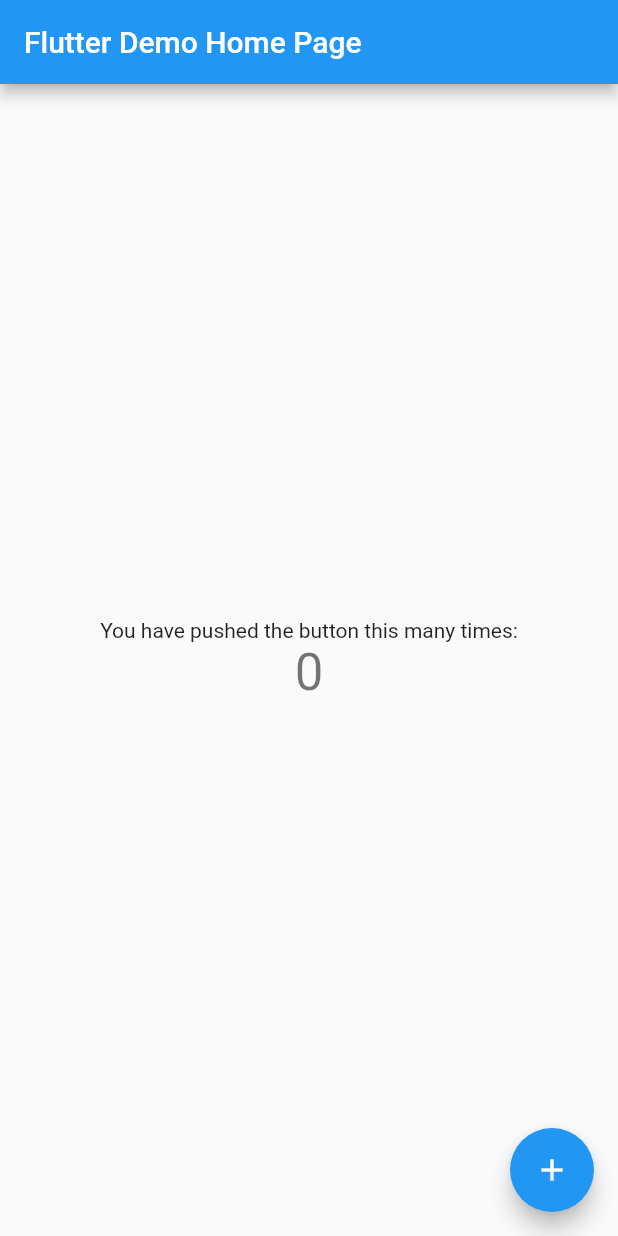
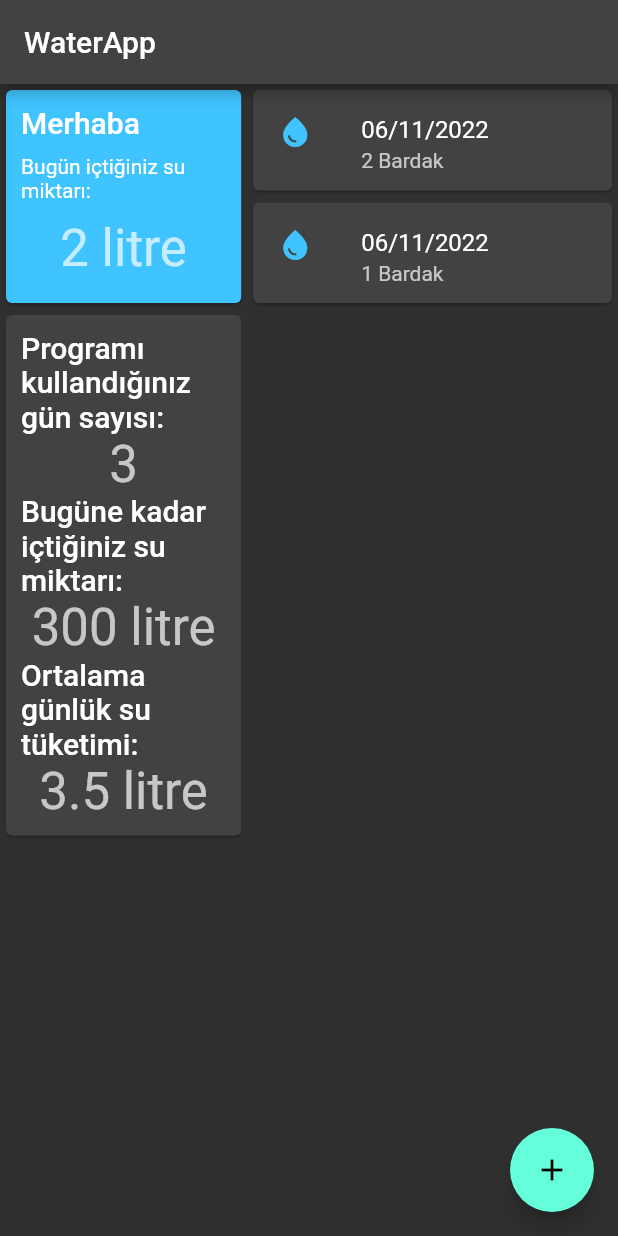
Before and after one commit to huseyinnarli/waterapp, a Flutter app: the screen it shows after launch, on a phone screen of 412 x 824 dp. Run offline on Flutter 3.47's test engine with Material 2 defaults, Android fonts, the phone set to English and light mode, and no system bars.

Commit message:
Screen and model created.

```diff
--- a/lib/main.dart
+++ b/lib/main.dart
@@ -1,4 +1,5 @@
 import 'package:flutter/material.dart';
+import 'package:waterapp/screens/home.dart';
 
 void main() {
   runApp(const MyApp());
@@ -7,109 +8,13 @@
 class MyApp extends StatelessWidget {
   const MyApp({super.key});
 
-  // This widget is the root of your application.
+
   @override
   Widget build(BuildContext context) {
     return MaterialApp(
-      title: 'Flutter Demo',
-      theme: ThemeData(
-        // This is the theme of your application.
-        //
-        // Try running your application with "flutter run". You'll see the
-        // application has a blue toolbar. Then, without quitting the app, try
-        // changing the primarySwatch below to Colors.green and then invoke
-        // "hot reload" (press "r" in the console where you ran "flutter run",
-        // or simply save your changes to "hot reload" in a Flutter IDE).
-        // Notice that the counter didn't reset back to zero; the application
-        // is not restarted.
-        primarySwatch: Colors.blue,
-      ),
-      home: const MyHomePage(title: 'Flutter Demo Home Page'),
+      title: 'WaterApp',
+      theme: ThemeData.dark(),
+      home: const HomePage(),
     );
   }
 }
-
-class MyHomePage extends StatefulWidget {
-  const MyHomePage({super.key, required this.title});
-
-  // This widget is the home page of your application. It is stateful, meaning
-  // that it has a State object (defined below) that contains fields that affect
-  // how it looks.
-
-  // This class is the configuration for the state. It holds the values (in this
-  // case the title) provided by the parent (in this case the App widget) and
-  // used by the build method of the State. Fields in a Widget subclass are
-  // always marked "final".
-
-  final String title;
-
-  @override
-  State<MyHomePage> createState() => _MyHomePageState();
-}
-
-class _MyHomePageState extends State<MyHomePage> {
-  int _counter = 0;
-
-  void _incrementCounter() {
-    setState(() {
-      // This call to setState tells the Flutter framework that something has
-      // changed in this State, which causes it to rerun the build method below
-      // so that the display can reflect the updated values. If we changed
-      // _counter without calling setState(), then the build method would not be
-      // called again, and so nothing would appear to happen.
-      _counter++;
-    });
-  }
-
-  @override
-  Widget build(BuildContext context) {
-    // This method is rerun every time setState is called, for instance as done
-    // by the _incrementCounter method above.
-    //
-    // The Flutter framework has been optimized to make rerunning build methods
-    // fast, so that you can just rebuild anything that needs updating rather
-    // than having to individually change instances of widgets.
-    return Scaffold(
-      appBar: AppBar(
-        // Here we take the value from the MyHomePage object that was created by
-        // the App.build method, and use it to set our appbar title.
-        title: Text(widget.title),
-      ),
-      body: Center(
-        // Center is a layout widget. It takes a single child and positions it
-        // in the middle of the parent.
-        child: Column(
-          // Column is also a layout widget. It takes a list of children and
-          // arranges them vertically. By default, it sizes itself to fit its
-          // children horizontally, and tries to be as tall as its parent.
-          //
-          // Invoke "debug painting" (press "p" in the console, choose the
-          // "Toggle Debug Paint" action from the Flutter Inspector in Android
-          // Studio, or the "Toggle Debug Paint" command in Visual Studio Code)
-          // to see the wireframe for each widget.
-          //
-          // Column has various properties to control how it sizes itself and
-          // how it positions its children. Here we use mainAxisAlignment to
-          // center the children vertically; the main axis here is the vertical
-          // axis because Columns are vertical (the cross axis would be
-          // horizontal).
-          mainAxisAlignment: MainAxisAlignment.center,
-          children: <Widget>[
-            const Text(
-              'You have pushed the button this many times:',
-            ),
-            Text(
-              '$_counter',
-              style: Theme.of(context).textTheme.headline4,
-            ),
-          ],
-        ),
-      ),
-      floatingActionButton: FloatingActionButton(
-        onPressed: _incrementCounter,
-        tooltip: 'Increment',
-        child: const Icon(Icons.add),
-      ), // This trailing comma makes auto-formatting nicer for build methods.
-    );
-  }
-}
--- /dev/null
+++ b/lib/model/model.dart
@@ -0,0 +1,25 @@
+class WModel {
+  final String wdate;
+  final String wtype;
+  final int wnum;
+  WModel({
+    required this.wdate,
+    required this.wtype,
+    required this.wnum,
+  });
+}
+
+class WItems {
+  late final List<WModel> items;
+
+  WItems() {
+    items = [
+      WModel(wdate: '06/11/2022', wtype: 'Bardak', wnum: 2),
+      WModel(wdate: '06/11/2022', wtype: 'Bardak', wnum: 1),
+    ];
+  }
+
+  void addItem(String date1, String type1, int num1) {
+    items.add(WModel(wdate: date1, wtype: type1, wnum: num1));
+  }
+}
--- /dev/null
+++ b/lib/screens/home.dart
@@ -0,0 +1,173 @@
+import 'package:flutter/material.dart';
+import 'package:waterapp/model/model.dart';
+
+class HomePage extends StatefulWidget {
+  const HomePage({super.key});
+
+  @override
+  State<HomePage> createState() => _HomePageState();
+}
+
+class _HomePageState extends State<HomePage> {
+  final String title = 'WaterApp';
+  final String cardHello = 'Merhaba';
+  final String cardDaily = 'Bugün içtiğiniz su miktarı: ';
+  final String cardDailyW = '2 litre';
+  final String startUseAppT = 'Programı kullandığınız gün sayısı: ';
+  final String startUseAppD = '3';
+  final String totalTitle = 'Bugüne kadar içtiğiniz su miktarı: ';
+  final String totalW = '300 litre';
+  final String averageTitle = 'Ortalama günlük su tüketimi: ';
+  final String averageW = '3.5 litre';
+  late final List<WModel> _item;
+
+  @override
+  void initState() {
+    super.initState();
+    _item = WItems().items;
+  }
+
+  @override
+  Widget build(BuildContext context) {
+    return Scaffold(
+      appBar: AppBar(
+        title: Text(title),
+      ),
+      body: Row(
+        crossAxisAlignment: CrossAxisAlignment.start,
+        children: [
+          Expanded(
+              flex: 2,
+              child: Column(
+                children: [
+                  SizedBox(
+                    height: ProjectShape().mainCardHeight,
+                    child: Card(
+                      color: ProjectShape().cardColor,
+                      child: Padding(
+                        padding: ProjectShape().cardPadding,
+                        child: Column(
+                          crossAxisAlignment: CrossAxisAlignment.start,
+                          children: [
+                            _TextH6(atext: cardHello),
+                            Padding(
+                              padding: ProjectShape().cardPaddingV,
+                              child: Text(cardDaily),
+                            ),
+                            Center(child: _TextH4(btext: cardDailyW))
+                          ],
+                        ),
+                      ),
+                    ),
+                  ),
+                  SizedBox(
+                      height: ProjectShape().infoCardHeight,
+                      child: Card(
+                        child: Padding(
+                          padding: ProjectShape().cardPadding,
+                          child: Column(
+                            children: [
+                              _TextH6(atext: startUseAppT),
+                              _TextH4(btext: startUseAppD),
+                              _TextH6(atext: totalTitle),
+                              _TextH4(btext: totalW),
+                              _TextH6(atext: averageTitle),
+                              _TextH4(btext: averageW),
+                            ],
+                          ),
+                        ),
+                      ))
+                ],
+              )),
+          Expanded(
+            flex: 3,
+            child: ListView.builder(
+              itemCount: _item.length,
+              itemBuilder: (context, index) {
+                return _Card(item1: _item[index]);
+              },
+            ),
+          )
+        ],
+      ),
+      floatingActionButton: FloatingActionButton(
+        onPressed: () {},
+        child: const Icon(Icons.add),
+      ),
+    );
+  }
+}
+
+class _Card extends StatelessWidget {
+  const _Card({
+    Key? key,
+    required WModel item1,
+  })  : _item1 = item1,
+        super(key: key);
+
+  final WModel _item1;
+
+  @override
+  Widget build(BuildContext context) {
+    return SizedBox(
+      height: ProjectShape().listCardHeight,
+      child: Card(
+          child: ListTile(
+        leading: const Icon(
+          Icons.water_drop,
+          color: Colors.lightBlueAccent,
+        ),
+        title: Text(_item1.wdate),
+        subtitle: Text('${_item1.wnum} ${_item1.wtype}'),
+        // trailing: Text(_item[index].wtype),
+      )),
+    );
+  }
+}
+
+class _TextH4 extends StatelessWidget {
+  const _TextH4({
+    Key? key,
+    required String btext,
+  })  : _btext = btext,
+        super(key: key);
+
+  final String _btext;
+
+  @override
+  Widget build(BuildContext context) {
+    return Text(
+      _btext,
+      style: Theme.of(context).textTheme.headline4,
+    );
+  }
+}
+
+class _TextH6 extends StatelessWidget {
+  const _TextH6({
+    Key? key,
+    required String atext,
+  })  : _text = atext,
+        super(key: key);
+
+  final String _text;
+
+  @override
+  Widget build(BuildContext context) {
+    return Text(
+      _text,
+      style: Theme.of(context).textTheme.headline6,
+    );
+  }
+}
+
+class ProjectShape {
+  final cardPadding = const EdgeInsets.all(10.0);
+  final cardPaddingV = const EdgeInsets.symmetric(vertical: 10);
+
+  final mainCardHeight = 150.0;
+  final infoCardHeight = 355.0;
+  final listCardHeight = 75.0;
+
+  final cardColor = Colors.lightBlueAccent;
+}
```
